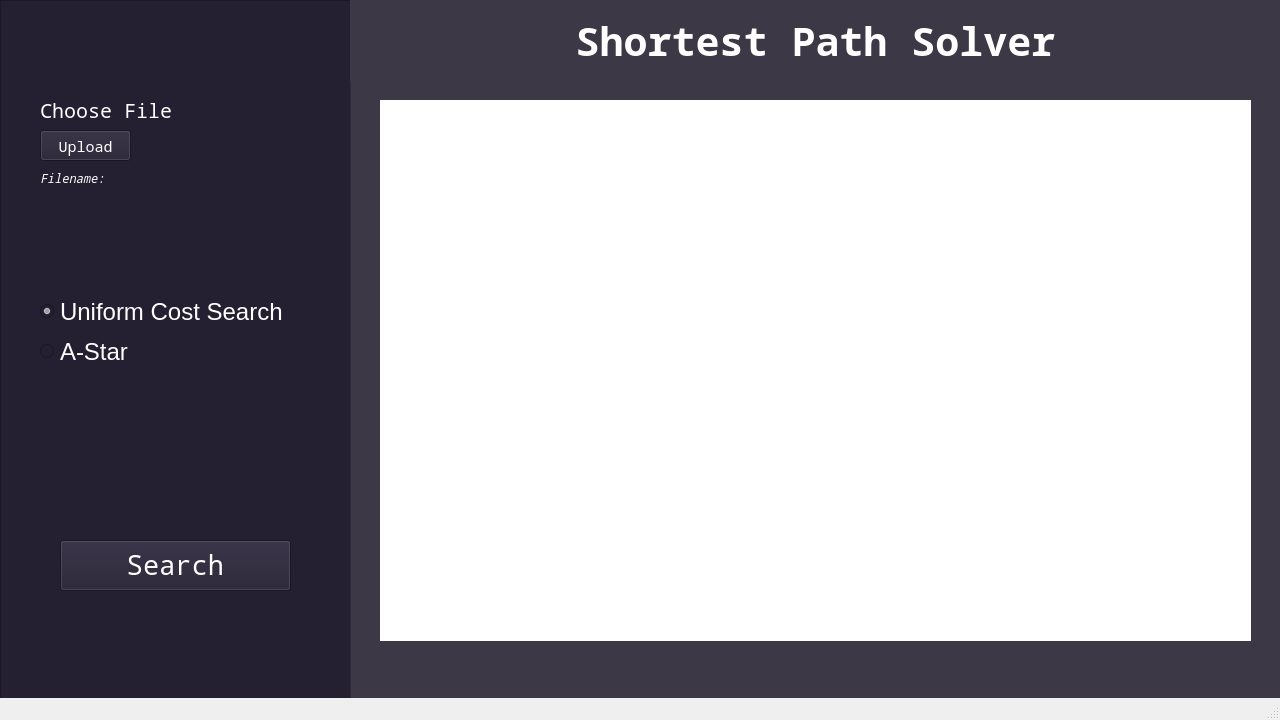
This is src/STIMA3.ui in IceTeaXXD/Tucil3_13521021_13521024 as Qt 5 draws it before an edit. The edited form follows.
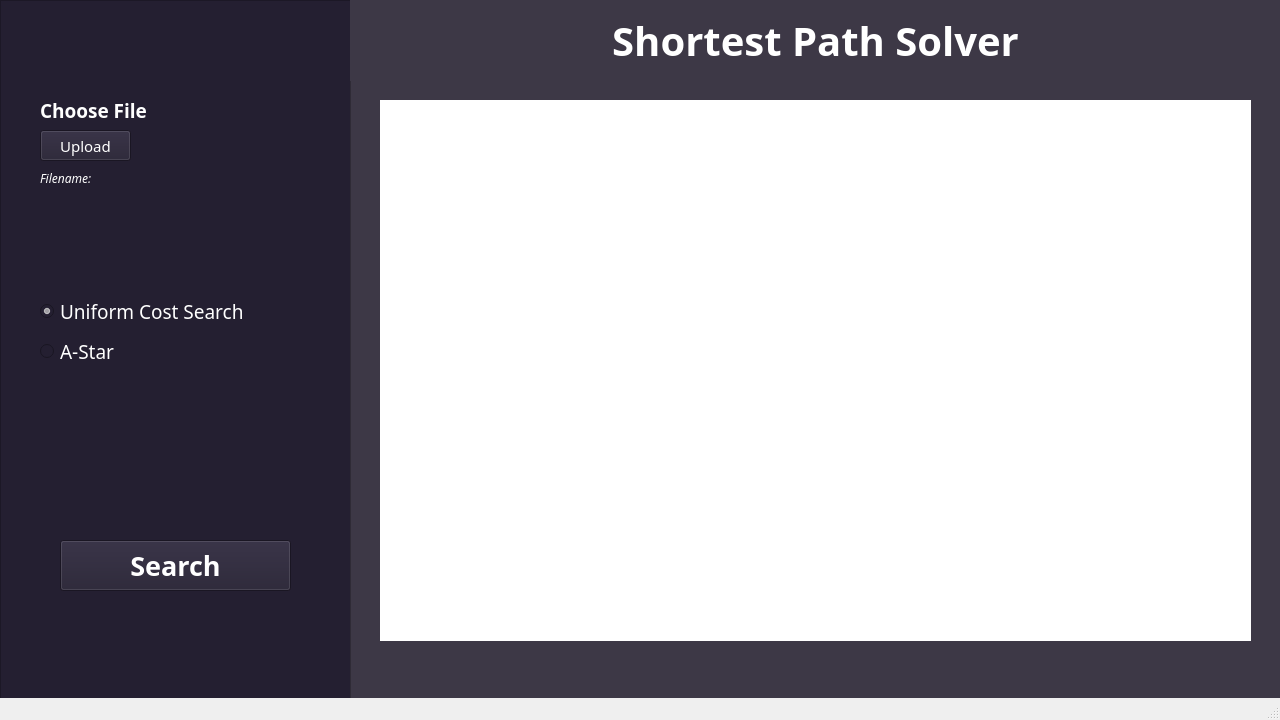
This is the edited form.

Commit message: feat: update font

Diff of the .ui file:
```diff
--- a/src/STIMA3.ui
+++ b/src/STIMA3.ui
@@ -55,7 +55,7 @@
      </property>
      <property name="font">
       <font>
-       <family>Noto Sans Mono</family>
+       <family>Poppins Medium</family>
        <pointsize>11</pointsize>
        <weight>50</weight>
        <bold>false</bold>
@@ -73,14 +73,14 @@
       <rect>
        <x>40</x>
        <y>100</y>
-       <width>131</width>
+       <width>151</width>
        <height>21</height>
       </rect>
      </property>
      <property name="font">
       <font>
-       <family>Noto Mono</family>
-       <pointsize>15</pointsize>
+       <family>Poppins Medium</family>
+       <pointsize>14</pointsize>
        <weight>75</weight>
        <bold>true</bold>
       </font>
@@ -103,7 +103,7 @@
      </property>
      <property name="font">
       <font>
-       <family>Noto Mono</family>
+       <family>Poppins Medium</family>
        <italic>true</italic>
       </font>
      </property>
@@ -125,7 +125,8 @@
      </property>
      <property name="font">
       <font>
-       <pointsize>18</pointsize>
+       <family>Poppins Medium</family>
+       <pointsize>14</pointsize>
       </font>
      </property>
      <property name="autoFillBackground">
@@ -152,7 +153,8 @@
      </property>
      <property name="font">
       <font>
-       <pointsize>18</pointsize>
+       <family>Poppins Medium</family>
+       <pointsize>14</pointsize>
       </font>
      </property>
      <property name="styleSheet">
@@ -173,7 +175,7 @@
      </property>
      <property name="font">
       <font>
-       <family>Noto Mono</family>
+       <family>Poppins Medium</family>
        <pointsize>20</pointsize>
        <weight>75</weight>
        <bold>true</bold>
@@ -218,7 +220,7 @@
      </property>
      <property name="font">
       <font>
-       <family>Noto Sans Mono</family>
+       <family>Poppins Medium</family>
        <pointsize>30</pointsize>
        <weight>75</weight>
        <italic>false</italic>
```
Left out of the diff: 2 changed lines with no effect on the pictures. The commit also changes 1 other file.
